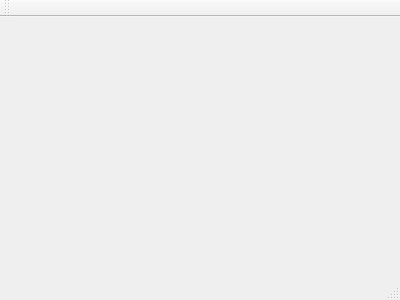
Qt form RumbaBurger/mainwindow.ui (yordanlp/RumbaBurger) before a commit.
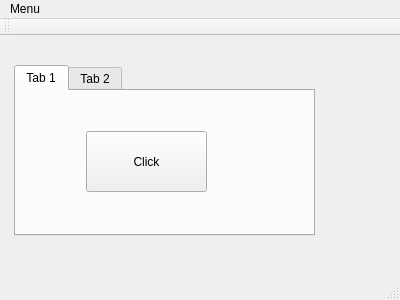
The same form after that commit.

What changed in the file:
```diff
--- a/RumbaBurger/mainwindow.ui
+++ b/RumbaBurger/mainwindow.ui
@@ -12,13 +12,77 @@
   <property name="windowTitle" >
    <string>MainWindow</string>
   </property>
-  <widget class="QMenuBar" name="menuBar" />
-  <widget class="QToolBar" name="mainToolBar" />
-  <widget class="QWidget" name="centralWidget" />
-  <widget class="QStatusBar" name="statusBar" />
+  <widget class="QWidget" name="centralWidget">
+   <widget class="QTabWidget" name="tabWidget">
+    <property name="geometry">
+     <rect>
+      <x>14</x>
+      <y>29</y>
+      <width>301</width>
+      <height>171</height>
+     </rect>
+    </property>
+    <property name="currentIndex">
+     <number>0</number>
+    </property>
+    <widget class="QWidget" name="tab">
+     <attribute name="title">
+      <string>Tab 1</string>
+     </attribute>
+     <widget class="QToolButton" name="toolButton">
+      <property name="geometry">
+       <rect>
+        <x>70</x>
+        <y>40</y>
+        <width>121</width>
+        <height>61</height>
+       </rect>
+      </property>
+      <property name="text">
+       <string>Click</string>
+      </property>
+     </widget>
+    </widget>
+    <widget class="QWidget" name="tab_2">
+     <attribute name="title">
+      <string>Tab 2</string>
+     </attribute>
+    </widget>
+   </widget>
+  </widget>
+  <widget class="QMenuBar" name="menuBar">
+   <property name="geometry">
+    <rect>
+     <x>0</x>
+     <y>0</y>
+     <width>400</width>
+     <height>26</height>
+    </rect>
+   </property>
+   <widget class="QMenu" name="menuMenu">
+    <property name="title">
+     <string>Menu</string>
+    </property>
+    <addaction name="actionReportes"/>
+   </widget>
+   <addaction name="menuMenu"/>
+  </widget>
+  <widget class="QToolBar" name="mainToolBar">
+   <attribute name="toolBarArea">
+    <enum>TopToolBarArea</enum>
+   </attribute>
+   <attribute name="toolBarBreak">
+    <bool>false</bool>
+   </attribute>
+  </widget>
+  <widget class="QStatusBar" name="statusBar"/>
+  <action name="actionReportes">
+   <property name="text">
+    <string>Reportes</string>
+   </property>
+  </action>
  </widget>
- <layoutDefault spacing="6" margin="11" />
- <pixmapfunction></pixmapfunction>
+ <layoutdefault spacing="6" margin="11"/>
  <resources/>
  <connections/>
 </ui>
```
Left out of the diff: 7 changed lines with no effect on the pictures.
